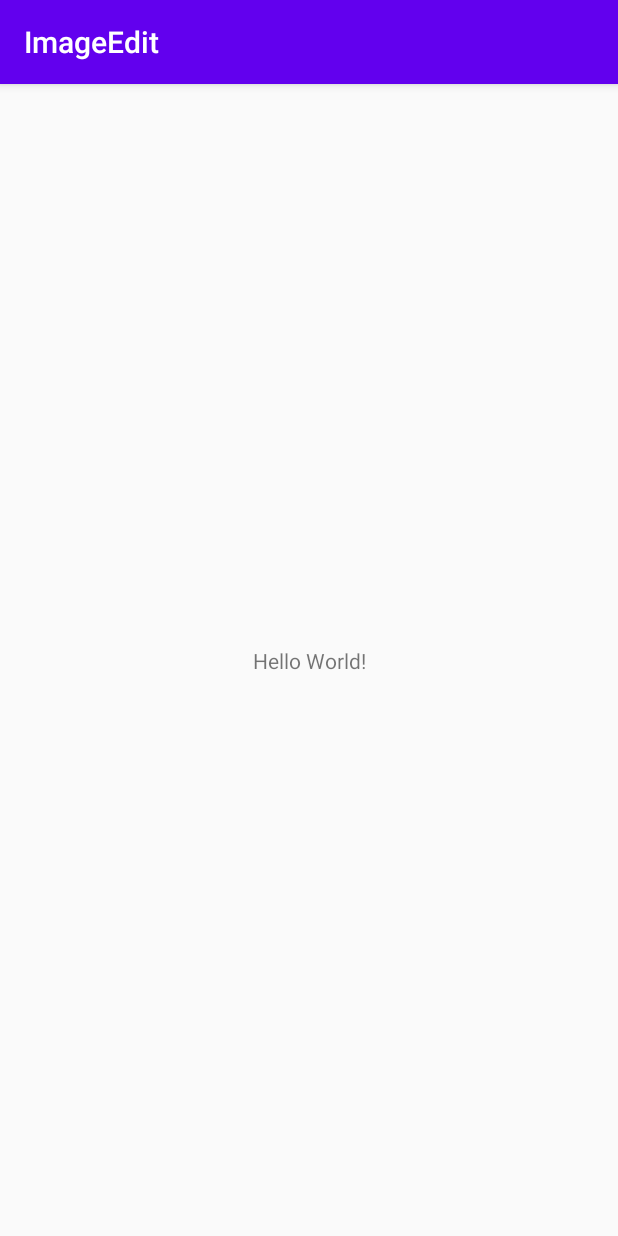
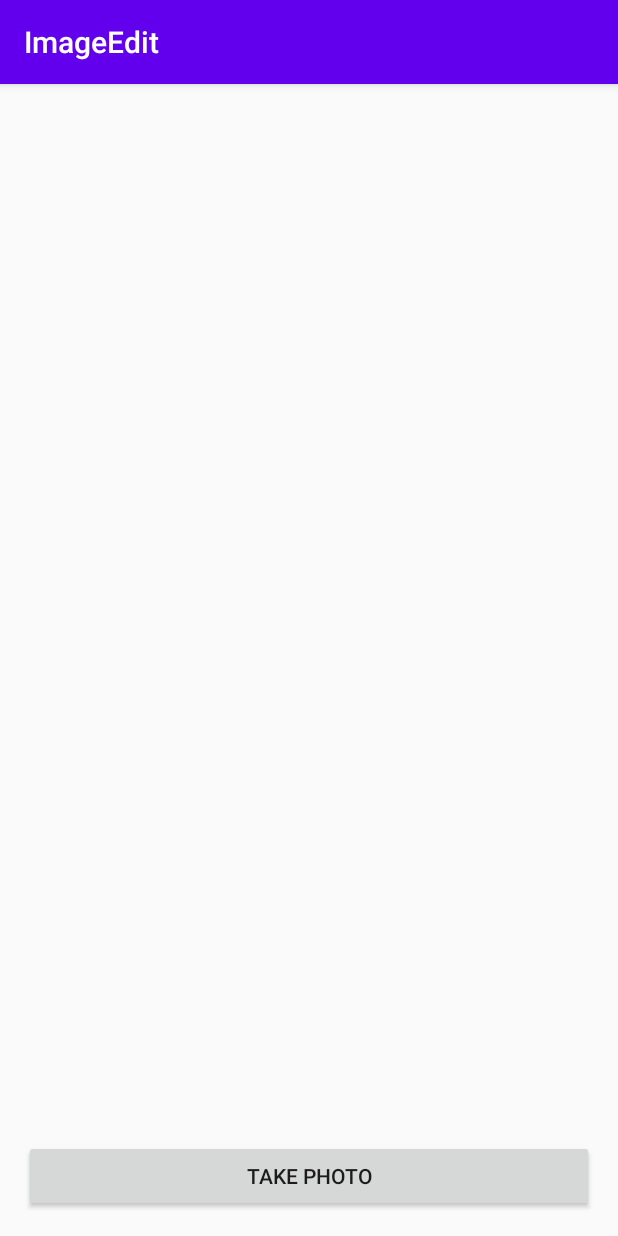
Before and after one commit to chargedroman/editpicture, an Android app: the screen it shows after launch (MainActivity), on a phone screen of 412 x 824 dp. Run offline under Robolectric (Android 15) with nearby library versions, the phone set to English and light mode, and no system bars.

Commit message:
add some custom view which draws the bitmap of a taken picture

```diff
--- a/app/build.gradle
+++ b/app/build.gradle
@@ -29,6 +29,9 @@ dependencies {
     implementation 'androidx.core:core-ktx:1.3.1'
     implementation 'androidx.appcompat:appcompat:1.2.0'
     implementation 'androidx.constraintlayout:constraintlayout:1.1.3'
+
+    implementation project(':picturechargingedit')
+
     testImplementation 'junit:junit:4.12'
     androidTestImplementation 'androidx.test.ext:junit:1.1.1'
     androidTestImplementation 'androidx.test.espresso:espresso-core:3.2.0'
--- a/app/src/main/res/layout/activity_main.xml
+++ b/app/src/main/res/layout/activity_main.xml
@@ -6,13 +6,25 @@
     android:layout_height="match_parent"
     tools:context=".MainActivity">
 
-    <TextView
-        android:layout_width="wrap_content"
+    <com.r.picturechargingedit.EditPictureView
+        android:id="@+id/view_edit"
+        android:layout_width="0dp"
+        android:layout_height="0dp"
+        android:layout_marginBottom="16dp"
+        app:layout_constraintTop_toTopOf="parent"
+        app:layout_constraintStart_toStartOf="parent"
+        app:layout_constraintEnd_toEndOf="parent"
+        app:layout_constraintBottom_toTopOf="@id/btn_take_photo"/>
+
+    <Button
+        android:id="@+id/btn_take_photo"
+        android:layout_width="0dp"
         android:layout_height="wrap_content"
-        android:text="Hello World!"
-        app:layout_constraintBottom_toBottomOf="parent"
-        app:layout_constraintLeft_toLeftOf="parent"
-        app:layout_constraintRight_toRightOf="parent"
-        app:layout_constraintTop_toTopOf="parent" />
+        android:text="TAKE PHOTO"
+        android:layout_margin="16dp"
+        android:onClick="onTakePhotoClicked"
+        app:layout_constraintStart_toStartOf="parent"
+        app:layout_constraintEnd_toEndOf="parent"
+        app:layout_constraintBottom_toBottomOf="parent"/>
 
 </androidx.constraintlayout.widget.ConstraintLayout>
--- /dev/null
+++ b/app/src/main/res/xml/file_paths.xml
@@ -0,0 +1,4 @@
+<?xml version="1.0" encoding="utf-8"?>
+<paths>
+    <files-path path="." name="CapturedImage" />
+</paths>
--- a/picturechargingedit/build.gradle
+++ b/picturechargingedit/build.gradle
@@ -28,6 +28,8 @@ dependencies {
     implementation "org.jetbrains.kotlin:kotlin-stdlib:$kotlin_version"
     implementation 'androidx.core:core-ktx:1.3.1'
     implementation 'androidx.appcompat:appcompat:1.2.0'
+    implementation 'androidx.constraintlayout:constraintlayout:1.1.3'
+    implementation 'androidx.fragment:fragment-ktx:1.2.5'
     testImplementation 'junit:junit:4.12'
     androidTestImplementation 'androidx.test.ext:junit:1.1.1'
     androidTestImplementation 'androidx.test.espresso:espresso-core:3.2.0'
--- /dev/null
+++ b/picturechargingedit/src/main/java/com/r/picturechargingedit/EditPictureContract.kt
@@ -0,0 +1,23 @@
+package com.r.picturechargingedit
+
+import android.graphics.Bitmap
+import android.net.Uri
+import kotlinx.coroutines.Job
+
+/**
+ *
+ * Author: romanvysotsky
+ * Created: 18.08.20
+ */
+
+interface EditView {
+
+    fun showBitmap(bitmap: Bitmap)
+
+}
+
+interface EditPresenter {
+
+    fun onPictureSelected(picture: Uri): Job
+
+}
--- /dev/null
+++ b/picturechargingedit/src/main/java/com/r/picturechargingedit/EditPictureIO.kt
@@ -0,0 +1,24 @@
+package com.r.picturechargingedit
+
+import android.content.Context
+import android.graphics.Bitmap
+import android.graphics.BitmapFactory
+import android.net.Uri
+import kotlinx.coroutines.Dispatchers
+import kotlinx.coroutines.withContext
+
+/**
+ *
+ * Author: romanvysotsky
+ * Created: 18.08.20
+ */
+
+class EditPictureIO(private val context: Context) {
+
+    suspend fun loadBitmap(picture: Uri): Bitmap = withContext(Dispatchers.IO) {
+        context.contentResolver.openInputStream(picture)!!.buffered().use {
+            return@use BitmapFactory.decodeStream(it)
+        }
+    }
+
+}
--- /dev/null
+++ b/picturechargingedit/src/main/java/com/r/picturechargingedit/EditPicturePresenter.kt
@@ -0,0 +1,39 @@
+package com.r.picturechargingedit
+
+import android.content.Context
+import android.net.Uri
+import kotlinx.coroutines.CoroutineScope
+import kotlinx.coroutines.Dispatchers
+import kotlinx.coroutines.Job
+import kotlinx.coroutines.launch
+
+/**
+ *
+ * Author: romanvysotsky
+ * Created: 18.08.20
+ */
+
+class EditPicturePresenter(
+    private val view: EditView,
+    private val editIO: EditPictureIO
+): EditPresenter {
+
+    private val mainScope = CoroutineScope(Job() + Dispatchers.Main)
+
+
+    override fun onPictureSelected(picture: Uri) = mainScope.launch {
+        val bitmap = editIO.loadBitmap(picture)
+        view.showBitmap(bitmap)
+    }
+
+
+
+    class Factory(private val context: Context) {
+        fun create(view: EditView): EditPicturePresenter {
+            val io = EditPictureIO(context)
+            return EditPicturePresenter(view, io)
+        }
+    }
+
+
+}
--- /dev/null
+++ b/picturechargingedit/src/main/java/com/r/picturechargingedit/EditPictureView.kt
@@ -0,0 +1,69 @@
+package com.r.picturechargingedit
+
+import android.content.Context
+import android.graphics.Bitmap
+import android.graphics.Canvas
+import android.net.Uri
+import android.util.AttributeSet
+import android.view.View
+
+/**
+ *
+ * Author: romanvysotsky
+ * Created: 18.08.20
+ */
+
+class EditPictureView : View, EditView {
+
+    private val presenter: EditPicturePresenter = EditPicturePresenter
+        .Factory(context.applicationContext)
+        .create(this)
+
+    private var pictureBitmap: Bitmap? = null
+
+
+    constructor(context: Context) : this(context, null)
+    constructor(context: Context, attrs: AttributeSet?) : this(context, attrs, 0)
+    constructor(context: Context, attrs: AttributeSet?, defStyleAttr: Int) : super(
+        context,
+        attrs,
+        defStyleAttr
+    ) {
+        init()
+    }
+
+    private fun init() {
+
+    }
+
+
+    override fun onDraw(canvas: Canvas) {
+        super.onDraw(canvas)
+
+        canvas.apply {
+            drawPictureBitmap(this, pictureBitmap)
+        }
+    }
+
+    override fun onMeasure(widthMeasureSpec: Int, heightMeasureSpec: Int) {
+
+        setMeasuredDimension(width, height)
+    }
+
+    override fun showBitmap(bitmap: Bitmap) {
+        pictureBitmap = bitmap
+        invalidate()
+    }
+
+    fun onPictureSelected(picture: Uri) {
+        presenter.onPictureSelected(picture)
+    }
+
+
+    private fun drawPictureBitmap(canvas: Canvas, bitmap: Bitmap?) {
+        if(bitmap != null) {
+            canvas.drawBitmap(bitmap, 0f, 0f, null)
+        }
+    }
+
+}
```
Also changed, not shown: app/src/main/AndroidManifest.xml (+14 -0 lines), app/src/main/java/com/r/imageedit/MainActivity.kt (+73 -0 lines).
